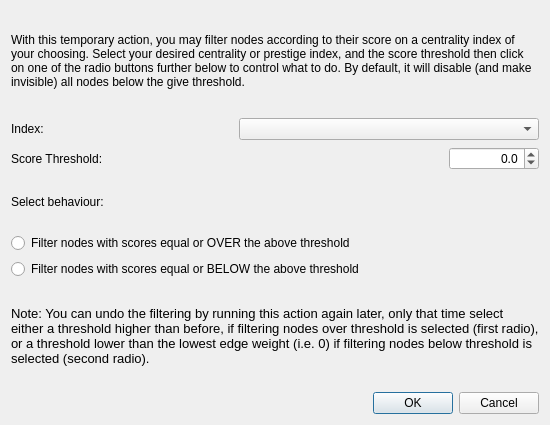
Above: src/forms/dialogfilternodesbycentrality.ui from socnetv/app before the change. Below: the same form after it.
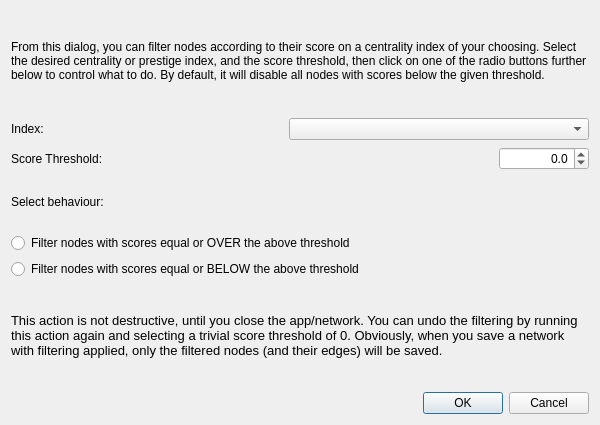
That is the form after the change.

Commit message: uniform sizes for dialogs

What changed in the file:
```diff
--- a/src/forms/dialogfilternodesbycentrality.ui
+++ b/src/forms/dialogfilternodesbycentrality.ui
@@ -6,14 +6,14 @@
    <rect>
     <x>0</x>
     <y>0</y>
-    <width>550</width>
+    <width>600</width>
     <height>425</height>
    </rect>
   </property>
   <property name="minimumSize">
    <size>
-    <width>550</width>
-    <height>315</height>
+    <width>600</width>
+    <height>350</height>
    </size>
   </property>
   <property name="windowTitle">
@@ -23,7 +23,7 @@
    <item row="0" column="0">
     <widget class="QLabel" name="label_2">
      <property name="text">
-      <string>With this temporary action, you may filter nodes according to their score on a centrality index of your choosing. Select your desired centrality or prestige index, and the score threshold then click on one of the radio buttons further below to control what to do. By default, it will disable (and make invisible) all nodes below the give threshold.</string>
+      <string>From this dialog, you can filter nodes according to their score on a centrality index of your choosing. Select the desired centrality or prestige index, and the score threshold, then click on one of the radio buttons further below to control what to do. By default, it will disable all nodes with scores below the given threshold.</string>
      </property>
      <property name="textFormat">
       <enum>Qt::TextFormat::RichText</enum>
@@ -165,7 +165,7 @@
       </font>
      </property>
      <property name="text">
-      <string>Note: You can undo the filtering by running this action again later, only that time select either a threshold higher than before, if filtering nodes over threshold is selected (first radio), or a threshold lower than the lowest edge weight (i.e. 0) if filtering nodes below threshold is selected (second radio). </string>
+      <string>This action is not destructive, until you close the app/network. You can undo the filtering by running this action again and selecting a trivial score threshold of 0. Obviously, when you save a network with filtering applied, only the filtered nodes (and their edges) will be saved.</string>
      </property>
      <property name="wordWrap">
       <bool>true</bool>
```
The commit also changes 16 other files.
